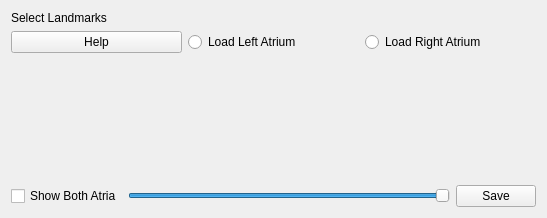
First picture: the form in CemrgApp/Plugins/kcl.cemrgapp.fourchamber/src/internal/FourChamberGuidePointsViewControls.ui, repository CemrgDevelopers/CemrgApp, before the edit.
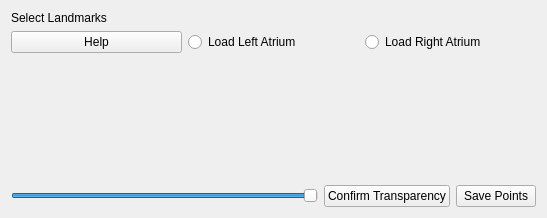
Second picture: the form after the edit. Custom widgets are drawn as their Qt base class.

Commit message: point_selector_fin

The edit to the form file:
```diff
--- a/CemrgApp/Plugins/kcl.cemrgapp.fourchamber/src/internal/FourChamberGuidePointsViewControls.ui
+++ b/CemrgApp/Plugins/kcl.cemrgapp.fourchamber/src/internal/FourChamberGuidePointsViewControls.ui
@@ -58,13 +58,6 @@
    </item>
    <item>
     <layout class="QHBoxLayout" name="horizontalLayout">
-     <item>
-      <widget class="QCheckBox" name="check_show_all">
-       <property name="text">
-        <string>Show Both Atria</string>
-       </property>
-      </widget>
-     </item>
      <item>
       <widget class="QSlider" name="alpha_slider">
        <property name="minimum">
@@ -84,10 +77,17 @@
        </property>
       </widget>
      </item>
+     <item>
+      <widget class="QPushButton" name="button_opacity">
+       <property name="text">
+        <string>Confirm Transparency</string>
+       </property>
+      </widget>
+     </item>
      <item>
       <widget class="QPushButton" name="button_save">
        <property name="text">
-        <string>Save</string>
+        <string>Save Points</string>
        </property>
       </widget>
      </item>
```
Left out of the diff: 14 changed lines with no effect on the pictures. The commit also changes 4 other files.
